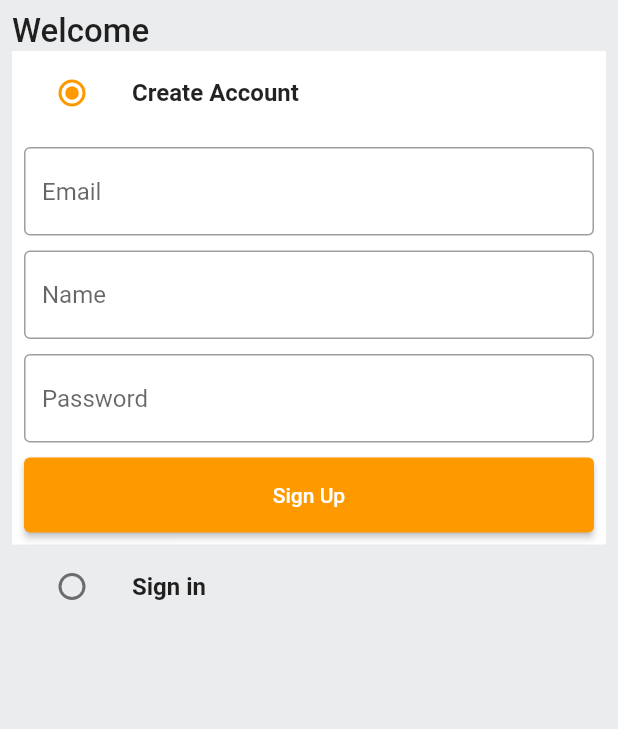
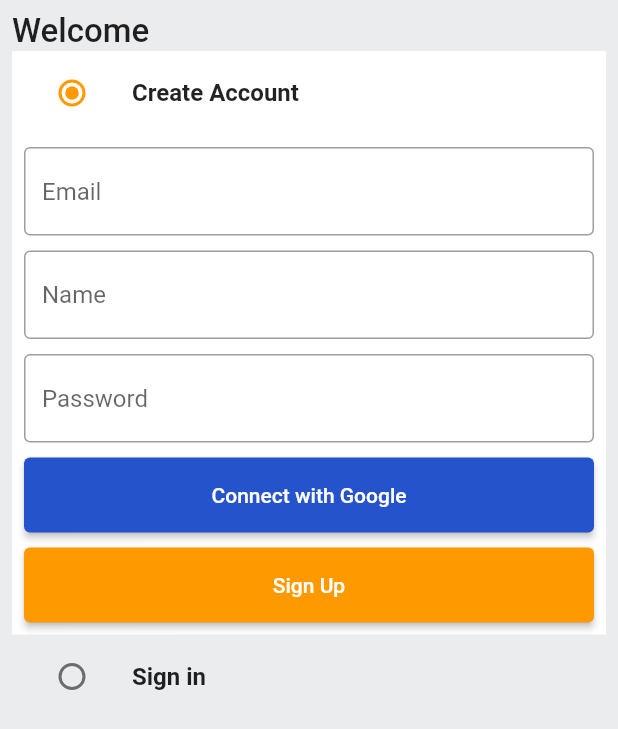
Before and after one commit to Sammonnay-Sarcar/Fresp, a Flutter app: the screen it shows after launch, after a tap on "Sign Up", on a phone screen of 412 x 824 dp. Shown: the top 729 px of the screen. Run offline on Flutter 3.47's test engine with Material 2 defaults, Android fonts, the phone set to English and light mode, and no system bars; our stand-ins replace firebase_auth, firebase_core, google_sign_in; accounts and stored records are empty; network calls fail.

```diff
--- a/lib/common/widgets/custom_button.dart
+++ b/lib/common/widgets/custom_button.dart
@@ -3,20 +3,22 @@ import 'package:flutter/material.dart';
 
 class CustomButton extends StatelessWidget {
   final String text;
+  final Color backgroundColour;
   final VoidCallback onTap;
   const CustomButton({
     Key? key,
     required this.text,
+    required this.backgroundColour,
     required this.onTap,
   }) : super(key: key);
 
   @override
   Widget build(BuildContext context) {
     return ElevatedButton(
-        child: Text(text),
         onPressed: onTap,
         style: ElevatedButton.styleFrom(
-          minimumSize: const Size(double.infinity, 50),
-        ));
+            minimumSize: const Size(double.infinity, 50),
+            primary: backgroundColour),
+        child: Text(text));
   }
 }
--- a/lib/common/widgets/custom_textField.dart
+++ b/lib/common/widgets/custom_textField.dart
@@ -1,4 +1,4 @@
-// ignore_for_file: public_member_api_docs, sort_constructors_first
+// ignore: file_names
 import 'package:flutter/material.dart';
 
 class CustomTextField extends StatelessWidget {
@@ -25,7 +25,7 @@ class CustomTextField extends StatelessWidget {
           color: Colors.black38,
         )),
       ),
-      validator: (val) {},
+      // validator: (val) {},
     );
   }
 }
--- a/lib/constants/global_variables.dart
+++ b/lib/constants/global_variables.dart
@@ -10,6 +10,7 @@ class GlobalVariables {
   );
 
   static const secondaryColor = Color.fromRGBO(255, 153, 0, 1);
+  static const googleColor = Color.fromARGB(255, 195, 195, 195);
   static const backgroundColor = Colors.white;
   static const Color greyBackgroundCOlor = Color(0xffebecee);
   static var selectedNavBarColor = Colors.cyan[800]!;
--- a/lib/features/auth/screens/auth_screen.dart
+++ b/lib/features/auth/screens/auth_screen.dart
@@ -1,7 +1,9 @@
+import 'package:firebase_auth/firebase_auth.dart';
 import 'package:flutter/material.dart';
 import 'package:fresp/common/widgets/custom_button.dart';
 import 'package:fresp/common/widgets/custom_textField.dart';
 import 'package:fresp/constants/global_variables.dart';
+import 'package:google_sign_in/google_sign_in.dart';
 
 enum Auth { signin, signup }
 
@@ -83,7 +85,45 @@ class _AuthScreenState extends State<AuthScreen> {
                         hintText: 'Password',
                       ),
                       const SizedBox(height: 10),
-                      CustomButton(text: 'Sign Up', onTap: () {})
+                      CustomButton(
+                          text: 'Connect with Google',
+                          backgroundColour: Color.fromARGB(255, 36, 83, 203),
+                          onTap: () async {
+                            final GoogleSignInAccount? googleUser =
+                                await GoogleSignIn().signIn();
+
+                            // Obtain the auth details from the request
+                            final GoogleSignInAuthentication? googleAuth =
+                                await googleUser?.authentication;
+
+                            // Create a new credential
+                            final credential = GoogleAuthProvider.credential(
+                              accessToken: googleAuth?.accessToken,
+                              idToken: googleAuth?.idToken,
+                            );
+                          }),
+                      const SizedBox(height: 10),
+                      CustomButton(
+                          text: 'Sign Up',
+                          backgroundColour: GlobalVariables.secondaryColor,
+                          onTap: () async {
+                            try {
+                              final credential = await FirebaseAuth.instance
+                                  .createUserWithEmailAndPassword(
+                                email: _emailController.text,
+                                password: _passwordController.text,
+                              );
+                            } on FirebaseAuthException catch (e) {
+                              if (e.code == 'weak-password') {
+                                print('The password provided is too weak.');
+                              } else if (e.code == 'email-already-in-use') {
+                                print(
+                                    'The account already exists for that email.');
+                              }
+                            } catch (e) {
+                              print(e);
+                            }
+                          })
                     ]),
                   ),
                 ),
@@ -111,7 +151,7 @@ class _AuthScreenState extends State<AuthScreen> {
                   padding: const EdgeInsets.all(8),
                   color: GlobalVariables.backgroundColor,
                   child: Form(
-                    key: _signupFormKey,
+                    key: _signinFormKey,
                     child: Column(children: [
                       CustomTextField(
                         controller: _emailController,
@@ -123,7 +163,41 @@ class _AuthScreenState extends State<AuthScreen> {
                         hintText: 'Password',
                       ),
                       const SizedBox(height: 10),
-                      CustomButton(text: 'Sign in', onTap: () {})
+                      CustomButton(
+                          text: 'Connect with Google',
+                          backgroundColour: Color.fromARGB(255, 36, 83, 203),
+                          onTap: () async {
+                            final GoogleSignInAccount? googleUser =
+                                await GoogleSignIn().signIn();
+
+                            // Obtain the auth details from the request
+                            final GoogleSignInAuthentication? googleAuth =
+                                await googleUser?.authentication;
+
+                            // Create a new credential
+                            final credential = GoogleAuthProvider.credential(
+                              accessToken: googleAuth?.accessToken,
+                              idToken: googleAuth?.idToken,
+                            );
+                          }),
+                      const SizedBox(height: 10),
+                      CustomButton(
+                          text: 'Sign in',
+                          backgroundColour: GlobalVariables.secondaryColor,
+                          onTap: () async {
+                            try {
+                              final credential = await FirebaseAuth.instance
+                                  .signInWithEmailAndPassword(
+                                      email: _emailController.text,
+                                      password: _passwordController.text);
+                            } on FirebaseAuthException catch (e) {
+                              if (e.code == 'user-not-found') {
+                                print('No user found for that email.');
+                              } else if (e.code == 'wrong-password') {
+                                print('Wrong password provided for that user.');
+                              }
+                            }
+                          })
                     ]),
                   ),
                 ),
--- a/lib/main.dart
+++ b/lib/main.dart
@@ -2,8 +2,12 @@ import 'package:flutter/material.dart';
 import 'package:fresp/constants/global_variables.dart';
 import 'package:fresp/features/auth/screens/auth_screen.dart';
 import 'package:fresp/router.dart';
+import 'package:firebase_core/firebase_core.dart';
+import 'firebase_options.dart';
 
-void main() {
+void main() async {
+  WidgetsFlutterBinding.ensureInitialized();
+  await Firebase.initializeApp(options: DefaultFirebaseOptions.currentPlatform);
   runApp(const MyApp());
 }
 
```
Also changed, not shown: lib/google_sign_in.dart (added, +26 -0 lines), pubspec.yaml (+7 -0 lines), lib/firebase_options.dart (added), pubspec.lock, test.dart (added), 16 other files.
